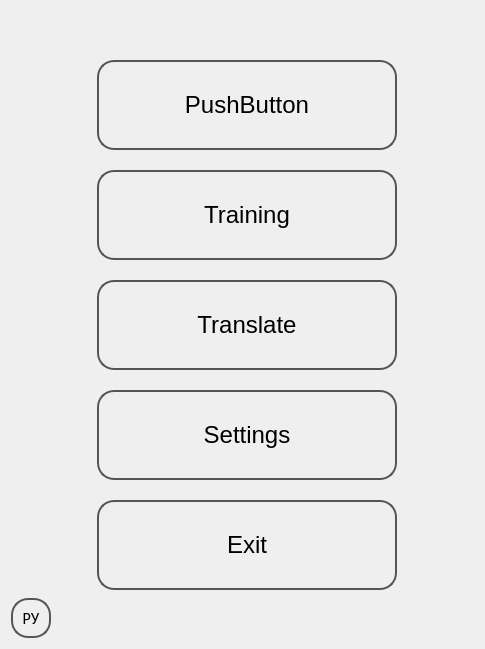
Old version of the form Translate/mainwindow.ui in the repository gagikpog/TestAndTranslate.
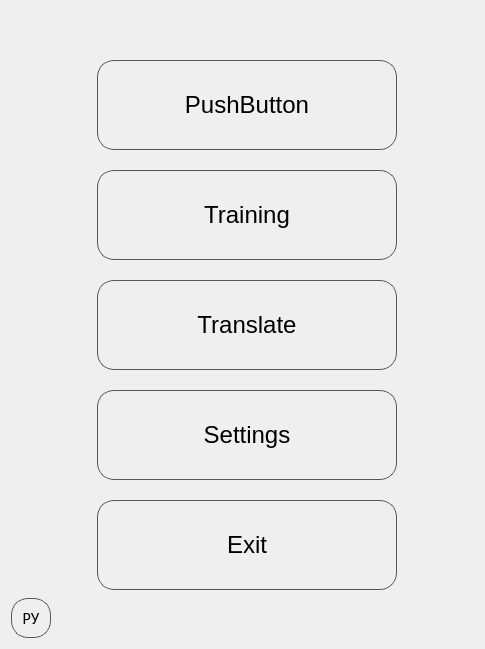
New version of the form.

```diff
--- a/Translate/mainwindow.ui
+++ b/Translate/mainwindow.ui
@@ -64,9 +64,9 @@
          </gradientstop>
          <gradientstop position="1.000000000000000">
           <color alpha="255">
-           <red>170</red>
-           <green>170</green>
-           <blue>170</blue>
+           <red>221</red>
+           <green>221</green>
+           <blue>221</blue>
           </color>
          </gradientstop>
         </gradient>
@@ -84,9 +84,9 @@
          </gradientstop>
          <gradientstop position="1.000000000000000">
           <color alpha="255">
-           <red>170</red>
-           <green>170</green>
-           <blue>170</blue>
+           <red>221</red>
+           <green>221</green>
+           <blue>221</blue>
           </color>
          </gradientstop>
         </gradient>
@@ -104,9 +104,9 @@
          </gradientstop>
          <gradientstop position="1.000000000000000">
           <color alpha="255">
-           <red>170</red>
-           <green>170</green>
-           <blue>170</blue>
+           <red>221</red>
+           <green>221</green>
+           <blue>221</blue>
           </color>
          </gradientstop>
         </gradient>
@@ -126,9 +126,9 @@
          </gradientstop>
          <gradientstop position="1.000000000000000">
           <color alpha="255">
-           <red>170</red>
-           <green>170</green>
-           <blue>170</blue>
+           <red>221</red>
+           <green>221</green>
+           <blue>221</blue>
           </color>
          </gradientstop>
         </gradient>
@@ -146,9 +146,9 @@
          </gradientstop>
          <gradientstop position="1.000000000000000">
           <color alpha="255">
-           <red>170</red>
-           <green>170</green>
-           <blue>170</blue>
+           <red>221</red>
+           <green>221</green>
+           <blue>221</blue>
           </color>
          </gradientstop>
         </gradient>
@@ -166,9 +166,9 @@
          </gradientstop>
          <gradientstop position="1.000000000000000">
           <color alpha="255">
-           <red>170</red>
-           <green>170</green>
-           <blue>170</blue>
+           <red>221</red>
+           <green>221</green>
+           <blue>221</blue>
           </color>
          </gradientstop>
         </gradient>
@@ -188,9 +188,9 @@
          </gradientstop>
          <gradientstop position="1.000000000000000">
           <color alpha="255">
-           <red>170</red>
-           <green>170</green>
-           <blue>170</blue>
+           <red>221</red>
+           <green>221</green>
+           <blue>221</blue>
           </color>
          </gradientstop>
         </gradient>
@@ -208,9 +208,9 @@
          </gradientstop>
          <gradientstop position="1.000000000000000">
           <color alpha="255">
-           <red>170</red>
-           <green>170</green>
-           <blue>170</blue>
+           <red>221</red>
+           <green>221</green>
+           <blue>221</blue>
           </color>
          </gradientstop>
         </gradient>
@@ -228,9 +228,9 @@
          </gradientstop>
          <gradientstop position="1.000000000000000">
           <color alpha="255">
-           <red>170</red>
-           <green>170</green>
-           <blue>170</blue>
+           <red>221</red>
+           <green>221</green>
+           <blue>221</blue>
           </color>
          </gradientstop>
         </gradient>
@@ -243,17 +243,17 @@
     <string notr="true">QWidget {
 background: qradialgradient(cx: 0.3, cy: -0.4,
 fx: 0.3, fy: -0.4,
-radius: 1.3, stop: 0 #fff, stop: 1 #aaa);
+radius: 1.3, stop: 0 #fff, stop: 1 #ddd);
 }
 
 QPushButton {
 color: #000;
-border: 2px solid #555;
-border-radius: 17px;
+border: 1px solid #555;
+border-radius:17px;
 padding: 5px;
 background: qradialgradient(cx: 0.3, cy: -0.4,
 fx: 0.3, fy: -0.4,
-radius: 1.3, stop: 0 #fff, stop: 1 #ccc);
+radius: 1.3, stop: 0 #eee, stop: 1 #fff);
 }
 QPushButton:hover {
 background: qradialgradient(cx: 0.3, cy: -0.4,
```
Left out of the diff: 4 changed lines with no effect on the pictures.
